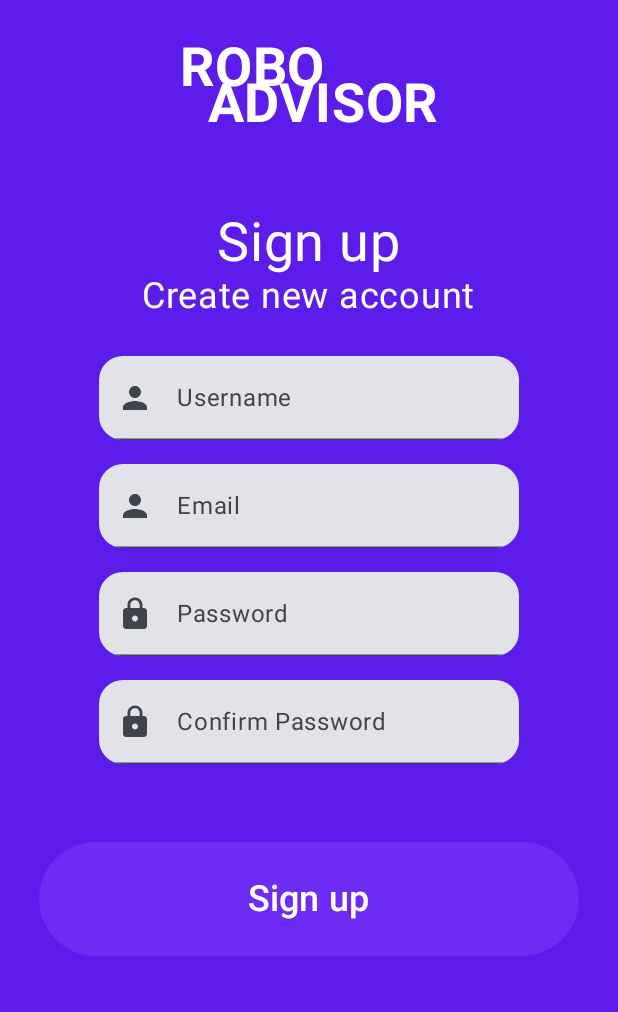
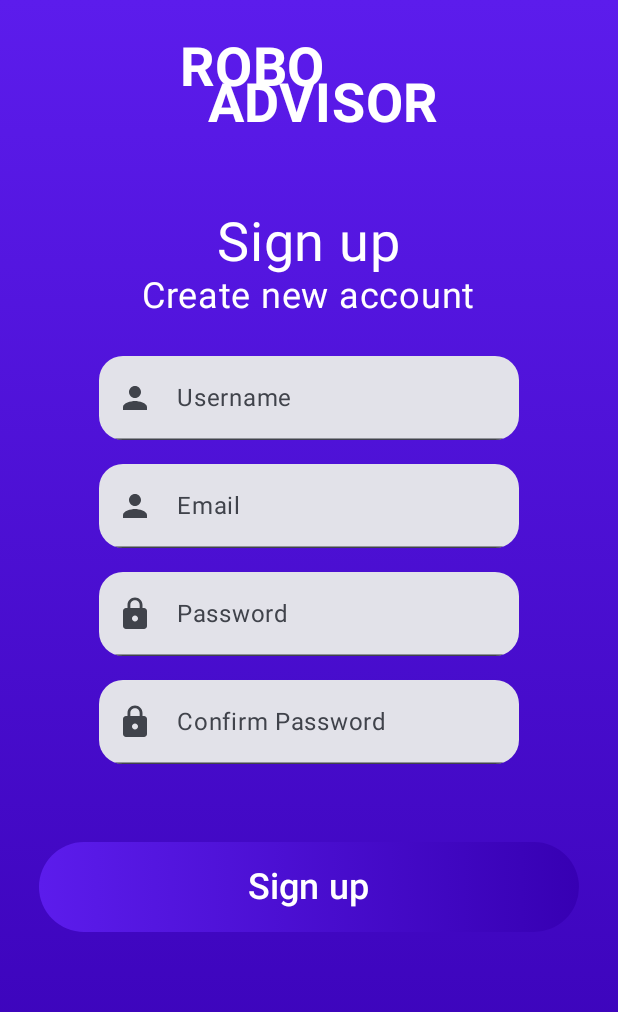
Before and after one commit to roihas1/ProjectApp, an Android app built with Jetpack Compose: the @Preview function PreviewSignUpScreen, on a phone screen of 412 x 824 dp. Shown: the top 1012 px of the screen. Run offline under Robolectric (Android 15) with nearby library versions, the phone set to English and light mode, and no system bars.

Commit message:
changing to gradiant color

```diff
--- a/app/src/main/java/com/example/projectapp/LoginScreen.kt
+++ b/app/src/main/java/com/example/projectapp/LoginScreen.kt
@@ -24,6 +24,7 @@ import androidx.compose.runtime.Composable
 import androidx.compose.ui.Alignment
 import androidx.compose.ui.Modifier
 import androidx.compose.ui.autofill.AutofillType
+import androidx.compose.ui.graphics.Brush
 import androidx.compose.ui.graphics.Color
 import androidx.compose.ui.graphics.vector.ImageVector
 import androidx.compose.ui.text.input.VisualTransformation
@@ -56,7 +57,7 @@ fun LoginScreen(
     Column(
         modifier = modifier
             .fillMaxSize()
-            .background(MyColors.Primary),
+            .background(Brush.verticalGradient(listOf(MyColors.Primary, MyColors.PrimaryVariant))),
         horizontalAlignment = Alignment.CenterHorizontally,
         verticalArrangement = Arrangement.spacedBy(32.dp),
     ) {
--- a/app/src/main/java/com/example/projectapp/SignupScreen.kt
+++ b/app/src/main/java/com/example/projectapp/SignupScreen.kt
@@ -13,6 +13,7 @@ import androidx.compose.material3.Text
 import androidx.compose.runtime.Composable
 import androidx.compose.ui.Alignment
 import androidx.compose.ui.Modifier
+import androidx.compose.ui.graphics.Brush
 import androidx.compose.ui.graphics.Color
 import androidx.compose.ui.tooling.preview.Preview
 import androidx.compose.ui.unit.dp
@@ -25,7 +26,7 @@ fun SignUpScreen(modifier: Modifier= Modifier) {
     Column(
         modifier = modifier
             .fillMaxSize()
-            .background(MyColors.Primary),
+            .background(Brush.verticalGradient(listOf(MyColors.Primary, MyColors.PrimaryVariant))),
         horizontalAlignment = Alignment.CenterHorizontally,
         verticalArrangement = Arrangement.spacedBy(26.dp)
     ) {
--- a/app/src/main/java/com/example/projectapp/WelcomeScreen.kt
+++ b/app/src/main/java/com/example/projectapp/WelcomeScreen.kt
@@ -6,6 +6,7 @@ import androidx.compose.foundation.background
 import androidx.compose.foundation.layout.Arrangement
 import androidx.compose.foundation.layout.Box
 import androidx.compose.foundation.layout.Column
+import androidx.compose.foundation.layout.PaddingValues
 import androidx.compose.foundation.layout.Row
 import androidx.compose.foundation.layout.Spacer
 import androidx.compose.foundation.layout.fillMaxHeight
@@ -26,6 +27,7 @@ import androidx.compose.ui.Modifier
 import androidx.compose.ui.geometry.Offset
 import androidx.compose.ui.geometry.Rect
 import androidx.compose.ui.geometry.Size
+import androidx.compose.ui.graphics.Brush
 import androidx.compose.ui.graphics.Color
 import androidx.compose.ui.graphics.PaintingStyle.Companion.Stroke
 import androidx.compose.ui.graphics.Path
@@ -79,15 +81,23 @@ fun FunctionButton(
             .padding(26.dp),
         colors = ButtonDefaults.buttonColors(
             contentColor = Color.White,
-            containerColor = MyColors.ButtonColor
+            containerColor = Color.Transparent
         ),
+        contentPadding = PaddingValues(),
         onClick = onClick,
     ) {
-        Text(
-            text = text,
-            modifier=modifier.padding(16.dp),
-            fontSize = 24.sp
-        )
+        Box(
+            modifier = modifier
+                .fillMaxWidth()
+                .background(Brush.horizontalGradient(listOf(MyColors.Primary, MyColors.PrimaryVariant))),
+            contentAlignment = Alignment.Center
+        ) {
+            Text(
+                text = text,
+                modifier = modifier.padding(16.dp),
+                fontSize = 24.sp
+            )
+        }
     }
 
 }
@@ -129,7 +139,7 @@ fun WelcomeScreen(modifier: Modifier = Modifier) {
     Column(
         modifier = modifier
             .fillMaxSize()
-            .background(MyColors.Primary),
+            .background(Brush.verticalGradient(listOf(MyColors.Primary, MyColors.PrimaryVariant))),
         horizontalAlignment = Alignment.CenterHorizontally,
         verticalArrangement = Arrangement.spacedBy(8.dp),
 
```
